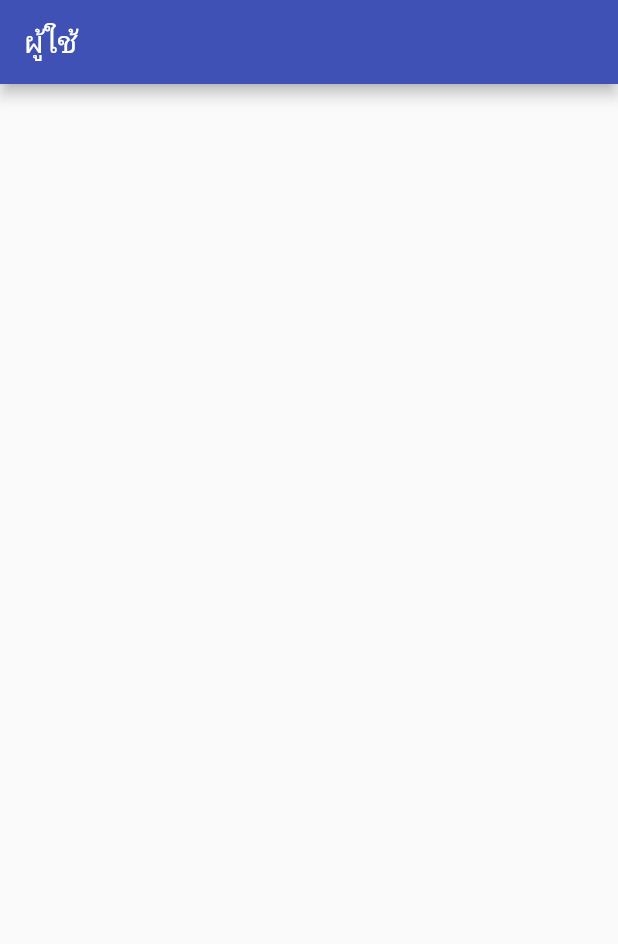
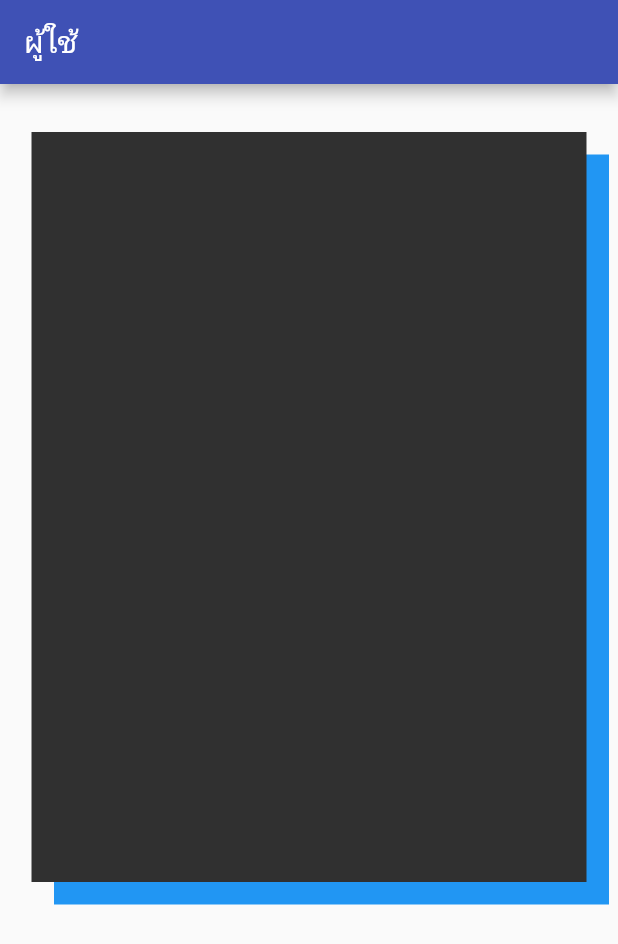
Before and after one commit to Exabby/savingKpt, a Flutter app: the Homekpts screen opened directly, on a phone screen of 412 x 824 dp. Shown: the top 944 px of the screen. Run offline on Flutter 3.47's test engine with Material 2 defaults, Android fonts, the light colour scheme and no system bars; accounts and stored records are empty.

Commit message:
Update Naja

```diff
--- a/lib/screen/home.dart
+++ b/lib/screen/home.dart
@@ -1,5 +1,3 @@
-// ignore_for_file: prefer_const_constructors, prefer_const_literals_to_create_immutables
-
 import 'package:flutter/material.dart';
 
 class Homekpts extends StatelessWidget {
@@ -8,10 +6,24 @@ class Homekpts extends StatelessWidget {
   @override
   Widget build(BuildContext context) {
     return Scaffold(
-      appBar: AppBar(
-        title: Text("ผู้ใช้"),
-      ),
-      body: Container(),
-    );
+        appBar: AppBar(
+          title: Text("ผู้ใช้"),
+        ),
+        body: Align(
+            alignment: Alignment.topCenter,
+            child: Padding(
+              padding: const EdgeInsets.only(top: 32.0),
+              child: Container(
+                  width: 370,
+                  height: 500,
+                  color: Colors.white,
+                  child: Container(
+                    decoration: BoxDecoration(
+                        color: Colors.grey[850],
+                        boxShadow: [
+                          BoxShadow(color: Colors.blue, offset: Offset(15, 15))
+                        ]),
+                  )),
+            )));
   }
 }
--- a/lib/screen/memberlogin.dart
+++ b/lib/screen/memberlogin.dart
@@ -8,6 +8,10 @@ import 'package:http/http.dart' as http;
 import 'dart:async';
 
 import 'home.dart';
+
+class ProfileInfo {
+  static var name;
+}
 
 class MemberLogin extends StatefulWidget {
   const MemberLogin({Key? key}) : super(key: key);
@@ -30,7 +34,7 @@ class _MemberLoginState extends State<MemberLogin> {
         "password": _ctrlPassword.text,
       });
       var data = json.decode(response.body);
-      print(data);
+
       if (data['status'] == 'Okay') {
         Navigator.of(context).pushReplacement(
             MaterialPageRoute(builder: (context) => Homekpts()));
```
